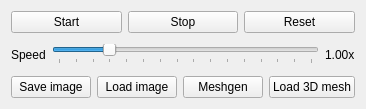
This is testbed_qt/sim_control.ui in Easimer/trigen as Qt 5 draws it before an edit. The edited form follows.
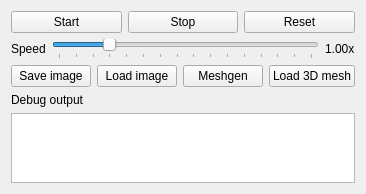
This is the edited form.

Commit message: testbed_qt: display debug output on the GUI

Diff of the .ui file:
```diff
--- a/testbed_qt/sim_control.ui
+++ b/testbed_qt/sim_control.ui
@@ -138,6 +138,27 @@
      </item>
     </layout>
    </item>
+   <item>
+    <layout class="QVBoxLayout">
+     <item>
+      <widget class="QLabel" name="lblDebugOutput">
+       <property name="text">
+        <string>Debug output</string>
+       </property>
+       <property name="textFormat">
+        <enum>Qt::AutoText</enum>
+       </property>
+      </widget>
+     </item>
+     <item>
+      <widget class="QPlainTextEdit" name="simOutput">
+       <property name="readOnly">
+        <bool>1</bool>
+       </property>
+      </widget>
+     </item>
+    </layout>
+   </item>
   </layout>
  </widget>
  <resources/>
```
The commit also changes 2 other files.
